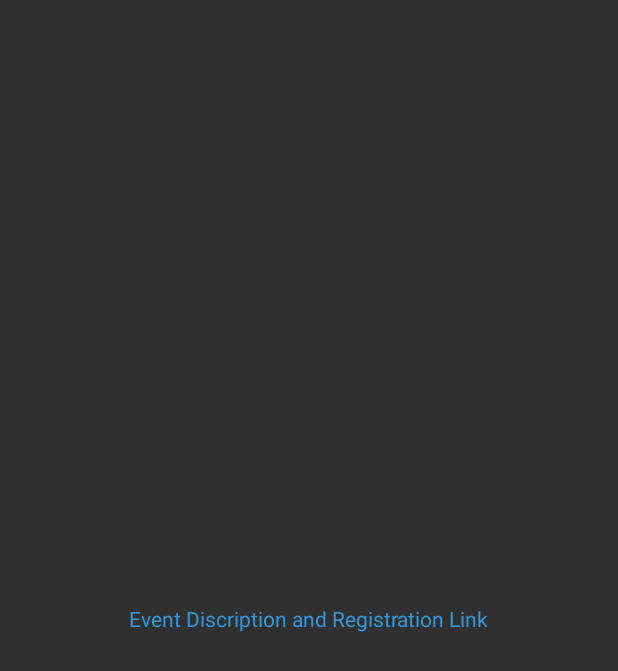
After one commit to iamAvnishSharma/Brightv2, an Android app: the EventDesc screen opened directly, with no data from a screen before it, on a phone screen of 412 x 824 dp. The commit adds this screen. Shown: the top 671 px of the screen. Run offline under Robolectric (Android 15) with nearby library versions, the phone set to English and light mode, and no system bars.

Commit message:
static pages add

```diff
--- a/app/src/main/AndroidManifest.xml
+++ b/app/src/main/AndroidManifest.xml
@@ -32,7 +32,9 @@
         <activity android:name=".NotesBranch" />
         <activity android:name=".Notes" />
         <activity android:name=".Events" />
-        <activity android:name=".Comm"></activity>
+        <activity android:name=".Comm" />
+        <activity android:name=".EventDesc" />
+        <activity android:name=".CommDesc"></activity>
     </application>
 
 </manifest>
--- /dev/null
+++ b/app/src/main/java/in/bright/avnish/EventDesc.java
@@ -0,0 +1,13 @@
+package in.bright.avnish;
+
+import android.support.v7.app.AppCompatActivity;
+import android.os.Bundle;
+
+public class EventDesc extends AppCompatActivity {
+
+    @Override
+    protected void onCreate(Bundle savedInstanceState) {
+        super.onCreate(savedInstanceState);
+        setContentView(R.layout.activity_event_desc);
+    }
+}
--- a/app/src/main/res/layout/activity_add_feeds.xml
+++ b/app/src/main/res/layout/activity_add_feeds.xml
@@ -14,8 +14,7 @@
         android:layout_width="384dp"
         android:layout_height="226dp"
         android:layout_marginTop="23dp"
-        android:hint="please put date-time then the message.
-        Type here."
+        android:hint="please put date-time then the message.\n Type here."
         android:inputType="text"
         android:textAlignment="center"
         app:layout_constraintEnd_toEndOf="parent"
--- /dev/null
+++ b/app/src/main/res/layout/activity_event_desc.xml
@@ -0,0 +1,19 @@
+<?xml version="1.0" encoding="utf-8"?>
+<android.support.constraint.ConstraintLayout xmlns:android="http://schemas.android.com/apk/res/android"
+    xmlns:app="http://schemas.android.com/apk/res-auto"
+    xmlns:tools="http://schemas.android.com/tools"
+    android:layout_width="match_parent"
+    android:layout_height="match_parent"
+    tools:context="in.bright.avnish.EventDesc">
+
+    <TextView
+        android:id="@+id/textView6"
+        android:layout_width="wrap_content"
+        android:layout_height="wrap_content"
+        android:text="Event Discription and Registration Link"
+        app:layout_constraintBottom_toBottomOf="parent"
+        android:textColor="@color/blue"
+        app:layout_constraintEnd_toEndOf="parent"
+        app:layout_constraintStart_toStartOf="parent"
+        app:layout_constraintTop_toTopOf="parent" />
+</android.support.constraint.ConstraintLayout>
```
Also changed, not shown: app/src/main/java/in/bright/avnish/Comm.java (+31 -0 lines), app/src/main/java/in/bright/avnish/CommDesc.java (added, +13 -0 lines), app/src/main/java/in/bright/avnish/Events.java (+32 -0 lines), app/src/main/res/layout/activity_comm_desc.xml (added, +19 -0 lines).
